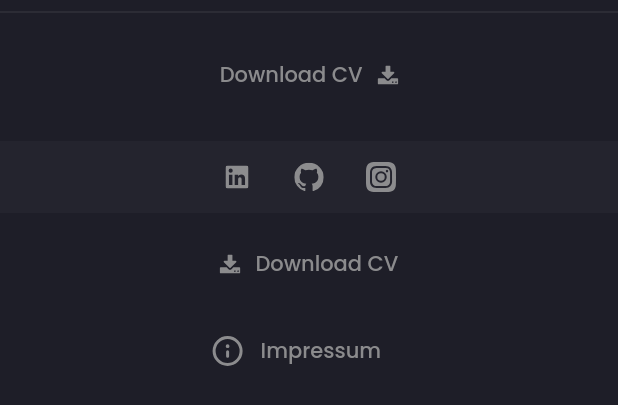
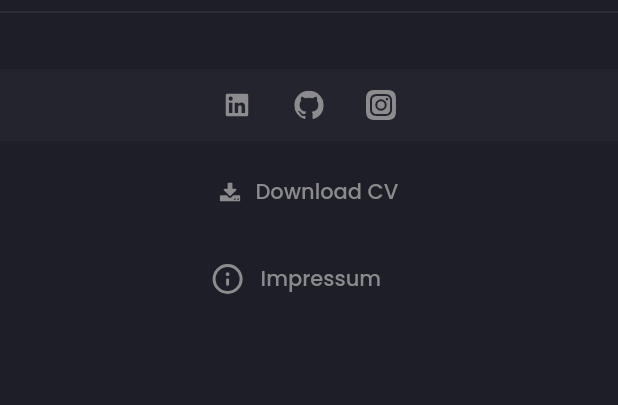
Before and after one commit to jxstxn1/Portfolio, a Flutter app: the MoreInformation widget shown alone on an empty page, opened directly, on a phone screen of 412 x 824 dp. Shown: the top 405 px of the screen. Run offline on Flutter 3.47's test engine with Material 2 defaults, Android fonts, the light colour scheme and no system bars; our stand-ins replace animated_text_kit, flutter_svg, google_fonts; missing offline and left inert: dart:html.

Commit message:
removed 2nd download cv button

```diff
--- a/lib/screens/main/components/more_information.dart
+++ b/lib/screens/main/components/more_information.dart
@@ -16,25 +16,6 @@ class MoreInformation extends StatelessWidget {
       children: [
         Divider(),
         SizedBox(height: defaultPadding / 2),
-        TextButton(
-          onPressed: () {},
-          child: FittedBox(
-            child: Row(
-              children: [
-                Text(
-                  "Download CV",
-                  style: TextStyle(
-                    color: Theme.of(context).textTheme.bodyText1!.color,
-                  ),
-                ),
-                SizedBox(
-                  width: defaultPadding / 2,
-                ),
-                SvgPicture.asset("assets/icons/download.svg"),
-              ],
-            ),
-          ),
-        ),
         Container(
           margin: const EdgeInsets.only(top: defaultPadding),
           color: Color(0xFF24242E),
```
